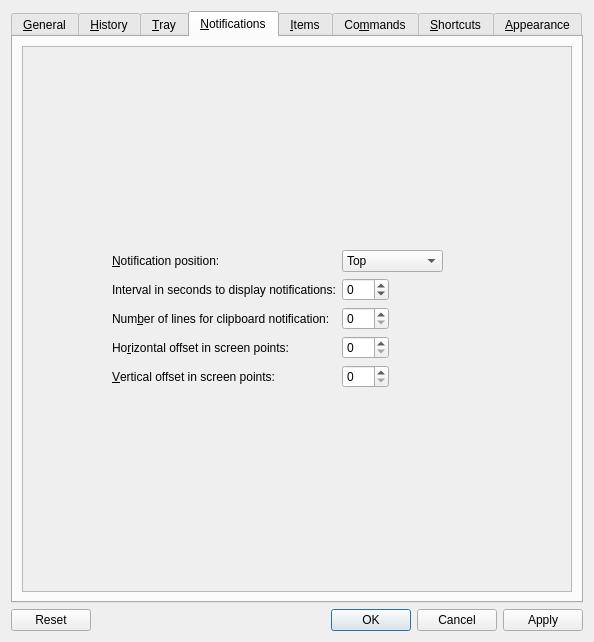
Before: the Qt Designer form src/ui/configurationmanager.ui in hluk/CopyQ, drawn with Qt 5.
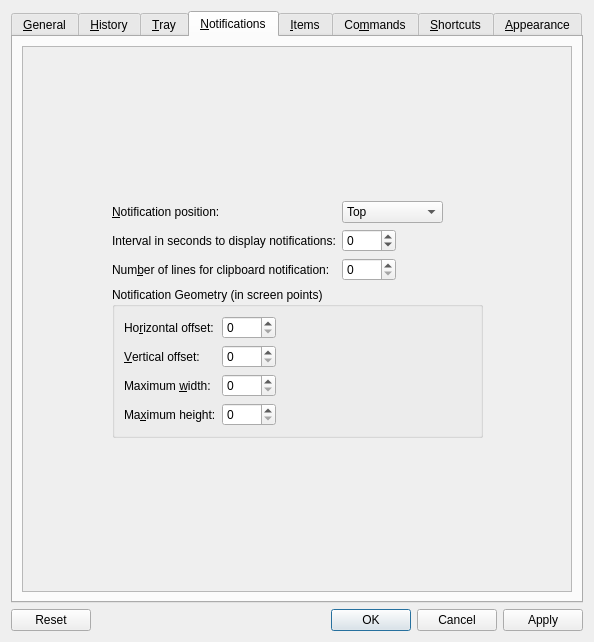
After: the same form once the commit is applied. The open tabs and pages were chosen to show the change. Custom widgets are drawn as their Qt base class.

Commit message: Add options to set maximum size for notifications

Diff of the .ui file:
```diff
--- a/src/ui/configurationmanager.ui
+++ b/src/ui/configurationmanager.ui
@@ -982,14 +982,14 @@
                   <string>Interval in seconds to display notifications:</string>
                  </property>
                  <property name="buddy">
-                  <cstring>spinBoxItemPopupInterval</cstring>
+                  <cstring>spinBoxNotificationPopupInterval</cstring>
                  </property>
                 </widget>
                </item>
                <item row="1" column="1">
                 <layout class="QHBoxLayout" name="horizontalLayout_9">
                  <item>
-                  <widget class="QSpinBox" name="spinBoxItemPopupInterval">
+                  <widget class="QSpinBox" name="spinBoxNotificationPopupInterval">
                    <property name="toolTip">
                     <string>Interval in seconds to display notification for new clipboard content or if item is copied to clipboard (only if main window is closed).
 
@@ -1001,7 +1001,7 @@
                     <number>-1</number>
                    </property>
                    <property name="maximum">
-                    <number>999</number>
+                    <number>9999</number>
                    </property>
                   </widget>
                  </item>
@@ -1040,7 +1040,7 @@
 Set to 0 to disable.</string>
                    </property>
                    <property name="maximum">
-                    <number>999</number>
+                    <number>9999</number>
                    </property>
                   </widget>
                  </item>
@@ -1059,35 +1059,33 @@
                  </item>
                 </layout>
                </item>
-               <item row="3" column="0">
+              </layout>
+             </item>
+             <item>
+              <widget class="QGroupBox" name="groupBox_2">
+               <property name="title">
+                <string>Notification Geometry (in screen points)</string>
+               </property>
+               <layout class="QFormLayout" name="formLayout_4">
+                <item row="0" column="0">
                 <widget class="QLabel" name="label_7">
                  <property name="text">
-                  <string>Ho&amp;rizontal offset in screen points:</string>
+                   <string>Ho&amp;rizontal offset:</string>
                  </property>
                  <property name="buddy">
-                  <cstring>spinBoxHorizontalOffset</cstring>
+                   <cstring>spinBoxNotificationHorizontalOffset</cstring>
                  </property>
                 </widget>
                </item>
-               <item row="4" column="0">
-                <widget class="QLabel" name="label_10">
-                 <property name="text">
-                  <string>&amp;Vertical offset in screen points:</string>
-                 </property>
-                 <property name="buddy">
-                  <cstring>spinBoxVerticalOffset</cstring>
-                 </property>
-                </widget>
-               </item>
-               <item row="3" column="1">
+                <item row="0" column="1">
                 <layout class="QHBoxLayout" name="horizontalLayout_19">
                  <item>
-                  <widget class="QSpinBox" name="spinBoxHorizontalOffset">
+                   <widget class="QSpinBox" name="spinBoxNotificationHorizontalOffset">
                    <property name="toolTip">
-                    <string>Notification distance from left or right screen edge in points.</string>
+                     <string>Notification distance from left or right screen edge in screen points.</string>
                    </property>
                    <property name="maximum">
-                    <number>999</number>
+                     <number>9999</number>
                    </property>
                   </widget>
                  </item>
@@ -1106,15 +1104,25 @@
                  </item>
                 </layout>
                </item>
-               <item row="4" column="1">
+                <item row="1" column="0">
+                 <widget class="QLabel" name="label_10">
+                  <property name="text">
+                   <string>&amp;Vertical offset:</string>
+                  </property>
+                  <property name="buddy">
+                   <cstring>spinBoxNotificationVerticalOffset</cstring>
+                  </property>
+                 </widget>
+                </item>
+                <item row="1" column="1">
                 <layout class="QHBoxLayout" name="horizontalLayout_20">
                  <item>
-                  <widget class="QSpinBox" name="spinBoxVerticalOffset">
+                   <widget class="QSpinBox" name="spinBoxNotificationVerticalOffset">
                    <property name="toolTip">
-                    <string>Notification distance from top or bottom screen edge in points.</string>
+                     <string>Notification distance from top or bottom screen edge in screen points.</string>
                    </property>
                    <property name="maximum">
-                    <number>999</number>
+                     <number>9999</number>
                    </property>
                   </widget>
                  </item>
@@ -1133,7 +1141,82 @@
                  </item>
                 </layout>
                </item>
-              </layout>
+                <item row="2" column="0">
+                 <widget class="QLabel" name="label_13">
+                  <property name="text">
+                   <string>Maximum &amp;width:</string>
+                  </property>
+                  <property name="buddy">
+                   <cstring>spinBoxNotificationMaximumWidth</cstring>
+                  </property>
+                 </widget>
+                </item>
+                <item row="2" column="1">
+                 <layout class="QHBoxLayout" name="horizontalLayout_21">
+                  <item>
+                   <widget class="QSpinBox" name="spinBoxNotificationMaximumWidth">
+                    <property name="toolTip">
+                     <string>Maximum width for notification in screen points.</string>
+                    </property>
+                    <property name="maximum">
+                     <number>9999</number>
+                    </property>
+                   </widget>
+                  </item>
+                  <item>
+                   <spacer name="horizontalSpacer_21">
+                    <property name="orientation">
+                     <enum>Qt::Horizontal</enum>
+                    </property>
+                    <property name="sizeHint" stdset="0">
+                     <size>
+                      <width>40</width>
+                      <height>20</height>
+                     </size>
+                    </property>
+                   </spacer>
+                  </item>
+                 </layout>
+                </item>
+                <item row="3" column="0">
+                 <widget class="QLabel" name="label_14">
+                  <property name="text">
+                   <string>Ma&amp;ximum height:</string>
+                  </property>
+                  <property name="buddy">
+                   <cstring>spinBoxNotificationMaximumHeight</cstring>
+                  </property>
+                 </widget>
+                </item>
+                <item row="3" column="1">
+                 <layout class="QHBoxLayout" name="horizontalLayout_22">
+                  <item>
+                   <widget class="QSpinBox" name="spinBoxNotificationMaximumHeight">
+                    <property name="toolTip">
+                     <string>Maximum height for notification in screen points.</string>
+                    </property>
+                    <property name="maximum">
+                     <number>9999</number>
+                    </property>
+                   </widget>
+                  </item>
+                  <item>
+                   <spacer name="horizontalSpacer_22">
+                    <property name="orientation">
+                     <enum>Qt::Horizontal</enum>
+                    </property>
+                    <property name="sizeHint" stdset="0">
+                     <size>
+                      <width>40</width>
+                      <height>20</height>
+                     </size>
+                    </property>
+                   </spacer>
+                  </item>
+                 </layout>
+                </item>
+               </layout>
+              </widget>
              </item>
              <item>
               <spacer name="verticalSpacer_7">
```
Left out of the diff: 8 changed lines with no effect on the pictures. Lines whose indentation alone changed are shown as unchanged. The commit also changes 4 other files.
